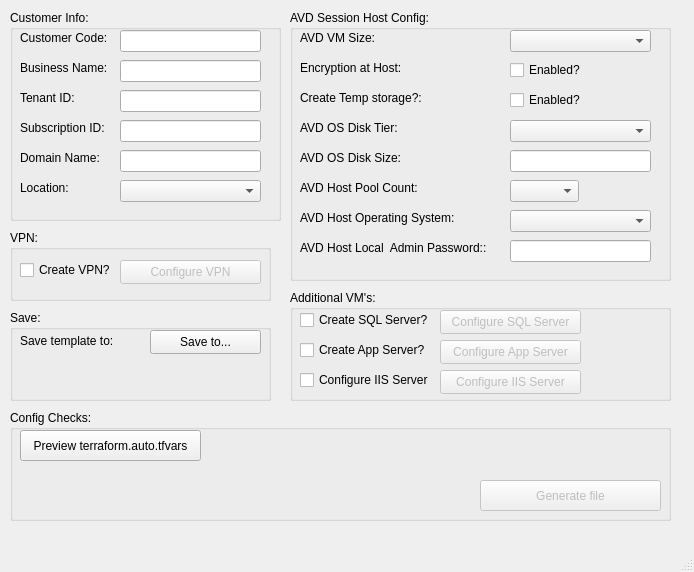
Above: terraform-builder/TerraformTemplate.ui from jgowler/Python before the change. Below: the same form after it.
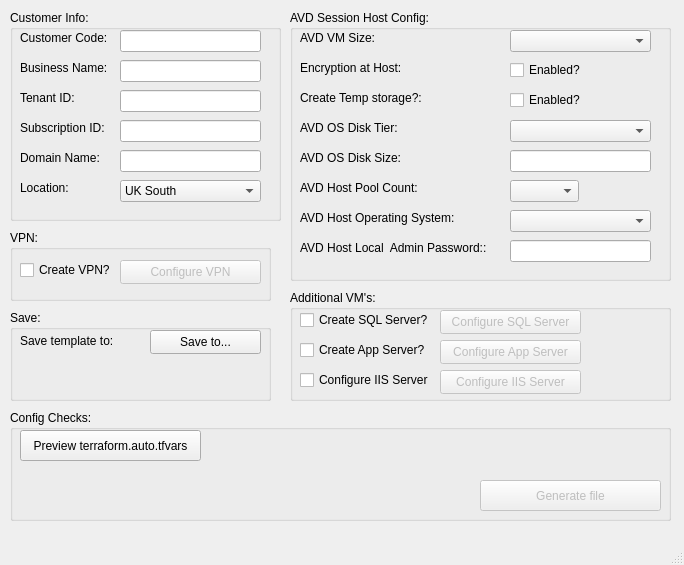
That is the form after the change.

```diff
--- a/terraform-builder/TerraformTemplate.ui
+++ b/terraform-builder/TerraformTemplate.ui
@@ -6,10 +6,22 @@
    <rect>
     <x>0</x>
     <y>0</y>
-    <width>694</width>
-    <height>572</height>
+    <width>684</width>
+    <height>565</height>
    </rect>
   </property>
+  <property name="minimumSize">
+   <size>
+    <width>684</width>
+    <height>565</height>
+   </size>
+  </property>
+  <property name="maximumSize">
+   <size>
+    <width>684</width>
+    <height>565</height>
+   </size>
+  </property>
   <property name="windowTitle">
    <string>Terraform TFVARS creator</string>
   </property>
@@ -113,6 +125,31 @@
        <height>22</height>
       </rect>
      </property>
+     <item>
+      <property name="text">
+       <string>UK South</string>
+      </property>
+     </item>
+     <item>
+      <property name="text">
+       <string>UK West</string>
+      </property>
+     </item>
+     <item>
+      <property name="text">
+       <string>West Europe</string>
+      </property>
+     </item>
+     <item>
+      <property name="text">
+       <string>East US</string>
+      </property>
+     </item>
+     <item>
+      <property name="text">
+       <string>East US 2</string>
+      </property>
+     </item>
     </widget>
     <widget class="QLineEdit" name="lineEdit">
      <property name="geometry">
```
Left out of the diff: 4 changed lines with no effect on the pictures.
